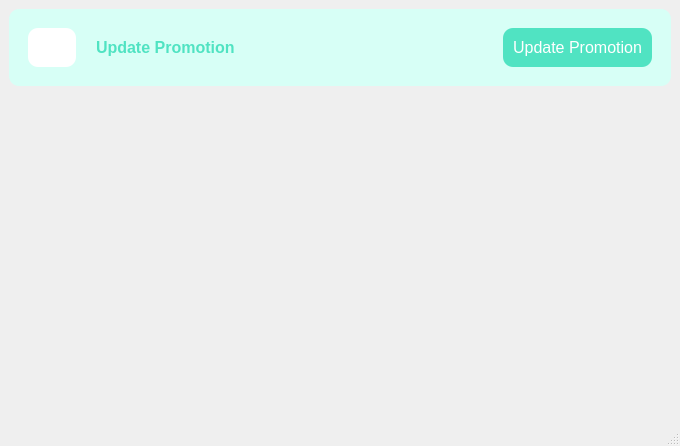
First picture: the form in updatepromotion.ui, repository arshc0der/Inventory-Management-System, before the edit.
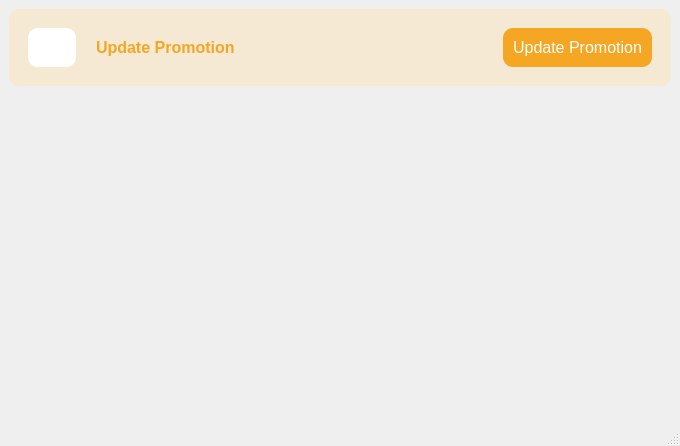
Second picture: the form after the edit. Icons and pictures are not drawn.

```diff
--- a/updatepromotion.ui
+++ b/updatepromotion.ui
@@ -37,7 +37,7 @@
          </size>
         </property>
         <property name="styleSheet">
-         <string notr="true">background-color: rgb(215, 255, 246);
+         <string notr="true">background-color: rgb(246, 233, 211);
 padding:10px;
 border-radius:10px;</string>
         </property>
@@ -87,7 +87,7 @@
             </font>
            </property>
            <property name="styleSheet">
-            <string notr="true">color: rgb(80, 227, 194);</string>
+            <string notr="true">color: #F5A623;</string>
            </property>
            <property name="text">
             <string>Update Promotion</string>
@@ -115,10 +115,11 @@
            </property>
            <property name="styleSheet">
             <string notr="true">QPushButton{
-background-color: #50E3C2;
+background-color: #F5A623;
 color: rgb(255, 255, 255);
 border:none;
 padding: 10px;
+border-radius: 10px;
 }
 QPushButton:hover{
 background-color:rgb(54, 154, 131);
```
Left out of the diff: 4 changed lines with no effect on the pictures.
